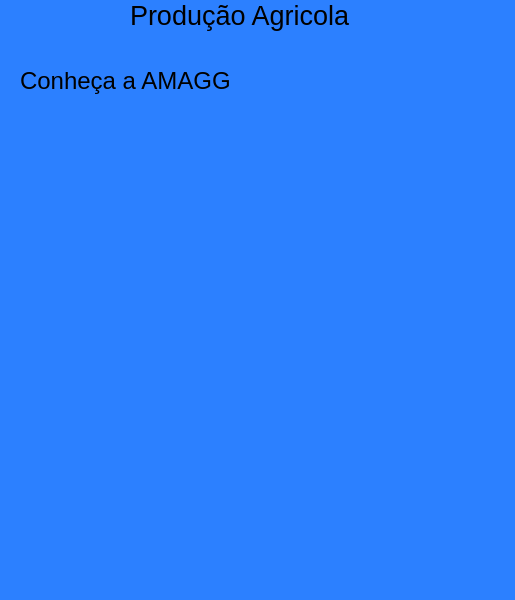
First picture: the form in level.ui, repository marcoshaa/APS_6, before the edit.
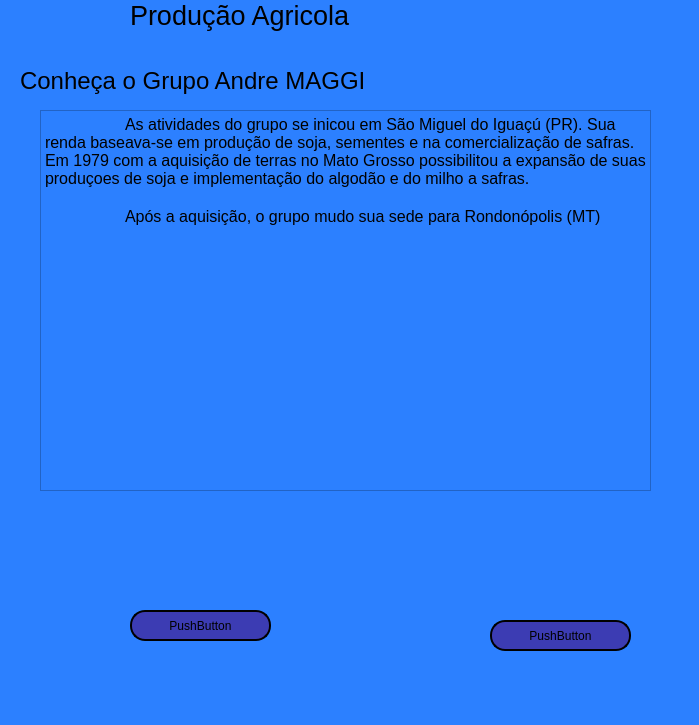
Second picture: the form after the edit.

What changed in the file:
```diff
--- a/level.ui
+++ b/level.ui
@@ -6,8 +6,8 @@
    <rect>
     <x>0</x>
     <y>0</y>
-    <width>515</width>
-    <height>600</height>
+    <width>699</width>
+    <height>725</height>
    </rect>
   </property>
   <property name="windowTitle">
@@ -40,7 +40,7 @@
      <rect>
       <x>20</x>
       <y>60</y>
-      <width>211</width>
+      <width>351</width>
       <height>41</height>
      </rect>
     </property>
@@ -50,7 +50,67 @@
      </font>
     </property>
     <property name="text">
-     <string>Conheça a AMAGGI</string>
+     <string>Conheça o Grupo Andre MAGGI</string>
+    </property>
+   </widget>
+   <widget class="QPushButton" name="pushButton">
+    <property name="geometry">
+     <rect>
+      <x>490</x>
+      <y>620</y>
+      <width>141</width>
+      <height>31</height>
+     </rect>
+    </property>
+    <property name="styleSheet">
+     <string notr="true">background-color: rgb(60, 60, 179);
+border-style: outset;
+border-width: 2px;
+border-radius: 15px;
+border-color: black;</string>
+    </property>
+    <property name="text">
+     <string>PushButton</string>
+    </property>
+   </widget>
+   <widget class="QPushButton" name="pushButton_2">
+    <property name="geometry">
+     <rect>
+      <x>130</x>
+      <y>610</y>
+      <width>141</width>
+      <height>31</height>
+     </rect>
+    </property>
+    <property name="styleSheet">
+     <string notr="true">background-color: rgb(60, 60, 179);
+border-style: outset;
+border-width: 2px;
+border-radius: 15px;
+border-color: black;</string>
+    </property>
+    <property name="text">
+     <string>PushButton</string>
+    </property>
+   </widget>
+   <widget class="QTextEdit" name="textEdit">
+    <property name="geometry">
+     <rect>
+      <x>40</x>
+      <y>110</y>
+      <width>611</width>
+      <height>381</height>
+     </rect>
+    </property>
+    <property name="html">
+     <string>&lt;!DOCTYPE HTML PUBLIC &quot;-//W3C//DTD HTML 4.0//EN&quot; &quot;http://www.w3.org/TR/REC-html40/strict.dtd&quot;&gt;
+&lt;html&gt;&lt;head&gt;&lt;meta name=&quot;qrichtext&quot; content=&quot;1&quot; /&gt;&lt;style type=&quot;text/css&quot;&gt;
+p, li { white-space: pre-wrap; }
+&lt;/style&gt;&lt;/head&gt;&lt;body style=&quot; font-family:'MS Shell Dlg 2'; font-size:8.25pt; font-weight:400; font-style:normal;&quot;&gt;
+&lt;p style=&quot; margin-top:0px; margin-bottom:0px; margin-left:0px; margin-right:0px; -qt-block-indent:0; text-indent:0px;&quot;&gt;&lt;span style=&quot; font-size:12pt;&quot;&gt;	As atividades do grupo se inicou em São Miguel do Iguaçú (PR). Sua renda baseava-se em produção de soja, sementes e na comercialização de safras. Em 1979 com a aquisição de terras no Mato Grosso possibilitou a expansão de suas produçoes de soja e implementação do algodão e do milho a safras.&lt;/span&gt;&lt;/p&gt;
+&lt;p style=&quot;-qt-paragraph-type:empty; margin-top:0px; margin-bottom:0px; margin-left:0px; margin-right:0px; -qt-block-indent:0; text-indent:0px; font-size:12pt;&quot;&gt;&lt;br /&gt;&lt;/p&gt;
+&lt;p style=&quot; margin-top:0px; margin-bottom:0px; margin-left:0px; margin-right:0px; -qt-block-indent:0; text-indent:0px;&quot;&gt;&lt;span style=&quot; font-size:12pt;&quot;&gt;	Após a aquisição, o grupo mudo sua sede para Rondonópolis (MT)&lt;/span&gt;&lt;/p&gt;
+&lt;p style=&quot;-qt-paragraph-type:empty; margin-top:0px; margin-bottom:0px; margin-left:0px; margin-right:0px; -qt-block-indent:0; text-indent:0px; font-size:12pt;&quot;&gt;&lt;br /&gt;&lt;/p&gt;&lt;/body&gt;&lt;/html&gt;</string>
     </property>
    </widget>
   </widget>
```
Left out of the diff: 2 changed lines with no effect on the pictures.
